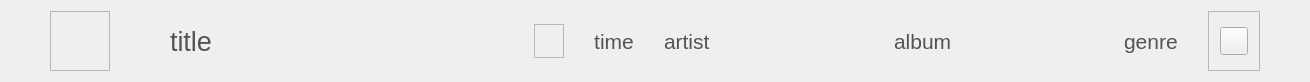
First picture: the form in CaX/widget/formBottom/listtrackseditor.ui, repository fsest4u/CaX_03, before the edit.
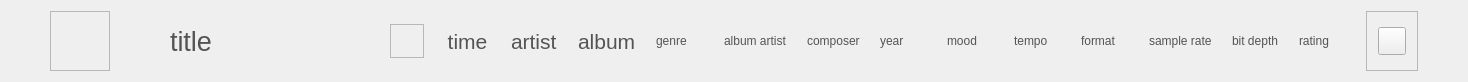
Second picture: the form after the edit. Icons and pictures are not drawn.

Commit message: [music db] DB의 Track 정보에서 가져오는 항목 추가 (album artist, composer, year, mood, tempo, format, sample rate, bit depth, rating) Track의 list mode에서 column 편집 기능 추가 (mood, tempo, format, sample rate, bit depth, rating)

The edit to the form file:
```diff
--- a/CaX/widget/formBottom/listtrackseditor.ui
+++ b/CaX/widget/formBottom/listtrackseditor.ui
@@ -6,7 +6,7 @@
    <rect>
     <x>0</x>
     <y>0</y>
-    <width>1310</width>
+    <width>1468</width>
     <height>78</height>
    </rect>
   </property>
@@ -108,7 +108,7 @@
     <widget class="QLabel" name="labelTitle">
      <property name="minimumSize">
       <size>
-       <width>344</width>
+       <width>200</width>
        <height>0</height>
       </size>
      </property>
@@ -122,8 +122,18 @@
       <font>
        <family>Segoe UI</family>
        <pointsize>20</pointsize>
+       <weight>50</weight>
+       <italic>false</italic>
+       <bold>false</bold>
       </font>
      </property>
+     <property name="styleSheet">
+      <string notr="true">QLabel
+{
+	color: rgb(84, 84, 84);
+	font: 20pt &quot;Segoe UI&quot;;
+}</string>
+     </property>
      <property name="text">
       <string>title</string>
      </property>
@@ -136,13 +146,13 @@
     <widget class="QFrame" name="frameFavorite">
      <property name="minimumSize">
       <size>
-       <width>30</width>
+       <width>34</width>
        <height>34</height>
       </size>
      </property>
      <property name="maximumSize">
       <size>
-       <width>30</width>
+       <width>34</width>
        <height>34</height>
       </size>
      </property>
@@ -186,6 +196,9 @@
          <font>
           <family>Segoe UI</family>
           <pointsize>16</pointsize>
+          <weight>50</weight>
+          <italic>false</italic>
+          <bold>false</bold>
          </font>
         </property>
         <property name="styleSheet">
@@ -208,13 +221,13 @@
     <widget class="QLabel" name="labelTime">
      <property name="minimumSize">
       <size>
-       <width>60</width>
+       <width>0</width>
        <height>0</height>
       </size>
      </property>
      <property name="maximumSize">
       <size>
-       <width>60</width>
+       <width>16777215</width>
        <height>16777215</height>
       </size>
      </property>
@@ -222,6 +235,9 @@
       <font>
        <family>Segoe UI</family>
        <pointsize>16</pointsize>
+       <weight>50</weight>
+       <italic>false</italic>
+       <bold>false</bold>
       </font>
      </property>
      <property name="text">
@@ -236,13 +252,13 @@
     <widget class="QLabel" name="labelArtist">
      <property name="minimumSize">
       <size>
-       <width>210</width>
+       <width>0</width>
        <height>0</height>
       </size>
      </property>
      <property name="maximumSize">
       <size>
-       <width>210</width>
+       <width>16777215</width>
        <height>16777215</height>
       </size>
      </property>
@@ -250,6 +266,9 @@
       <font>
        <family>Segoe UI</family>
        <pointsize>16</pointsize>
+       <weight>50</weight>
+       <italic>false</italic>
+       <bold>false</bold>
       </font>
      </property>
      <property name="text">
@@ -264,13 +283,13 @@
     <widget class="QLabel" name="labelAlbum">
      <property name="minimumSize">
       <size>
-       <width>210</width>
+       <width>0</width>
        <height>0</height>
       </size>
      </property>
      <property name="maximumSize">
       <size>
-       <width>210</width>
+       <width>16777215</width>
        <height>16777215</height>
       </size>
      </property>
@@ -278,6 +297,9 @@
       <font>
        <family>Segoe UI</family>
        <pointsize>16</pointsize>
+       <weight>50</weight>
+       <italic>false</italic>
+       <bold>false</bold>
       </font>
      </property>
      <property name="text">
@@ -292,22 +314,16 @@
     <widget class="QLabel" name="labelGenre">
      <property name="minimumSize">
       <size>
-       <width>64</width>
+       <width>0</width>
        <height>0</height>
       </size>
      </property>
      <property name="maximumSize">
       <size>
-       <width>64</width>
+       <width>16777215</width>
        <height>16777215</height>
       </size>
      </property>
-     <property name="font">
-      <font>
-       <family>Segoe UI</family>
-       <pointsize>16</pointsize>
-      </font>
-     </property>
      <property name="text">
       <string>genre</string>
      </property>
@@ -316,6 +332,72 @@
      </property>
     </widget>
    </item>
+   <item>
+    <widget class="QLabel" name="labelAlbumArtist">
+     <property name="text">
+      <string>album artist</string>
+     </property>
+    </widget>
+   </item>
+   <item>
+    <widget class="QLabel" name="labelComposer">
+     <property name="text">
+      <string>composer</string>
+     </property>
+    </widget>
+   </item>
+   <item>
+    <widget class="QLabel" name="labelYear">
+     <property name="text">
+      <string>year</string>
+     </property>
+    </widget>
+   </item>
+   <item>
+    <widget class="QLabel" name="labelMood">
+     <property name="text">
+      <string>mood</string>
+     </property>
+    </widget>
+   </item>
+   <item>
+    <widget class="QLabel" name="labelTempo">
+     <property name="styleSheet">
+      <string notr="true"/>
+     </property>
+     <property name="text">
+      <string>tempo</string>
+     </property>
+    </widget>
+   </item>
+   <item>
+    <widget class="QLabel" name="labelFormat">
+     <property name="text">
+      <string>format</string>
+     </property>
+    </widget>
+   </item>
+   <item>
+    <widget class="QLabel" name="labelSampleRate">
+     <property name="text">
+      <string>sample rate</string>
+     </property>
+    </widget>
+   </item>
+   <item>
+    <widget class="QLabel" name="labelBitDepth">
+     <property name="text">
+      <string>bit depth</string>
+     </property>
+    </widget>
+   </item>
+   <item>
+    <widget class="QLabel" name="labelRating">
+     <property name="text">
+      <string>rating</string>
+     </property>
+    </widget>
+   </item>
    <item>
     <widget class="QFrame" name="frameMenu">
      <property name="minimumSize">
```
Left out of the diff: 1 changed line with no effect on the pictures. The commit also changes 20 other files.
